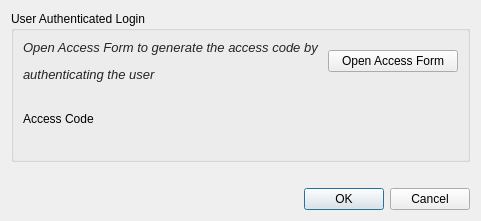
First picture: the form in src/pythonGui/karabogui/dialogs/ui/temp_session_dialog.ui, repository European-XFEL/Karabo, before the edit.
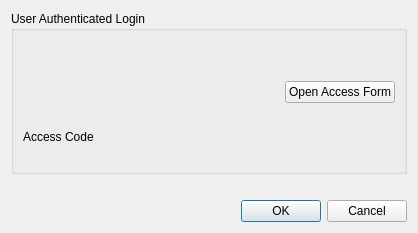
Second picture: the form after the edit.

Commit message: feat(GUI): User and AccessLevel info in the  Temp Session Dialog

Diff of the .ui file:
```diff
--- a/src/pythonGui/karabogui/dialogs/ui/temp_session_dialog.ui
+++ b/src/pythonGui/karabogui/dialogs/ui/temp_session_dialog.ui
@@ -6,8 +6,8 @@
    <rect>
     <x>0</x>
     <y>0</y>
-    <width>481</width>
-    <height>221</height>
+    <width>418</width>
+    <height>233</height>
    </rect>
   </property>
   <property name="windowTitle">
@@ -37,41 +37,47 @@
      <property name="title">
       <string>User Authenticated Login</string>
      </property>
-     <layout class="QGridLayout" name="gridLayout_4">
-      <item row="1" column="3">
+     <layout class="QGridLayout" name="gridLayout">
+      <property name="topMargin">
+       <number>16</number>
+      </property>
+      <property name="bottomMargin">
+       <number>6</number>
+      </property>
+      <property name="verticalSpacing">
+       <number>-1</number>
+      </property>
+      <item row="2" column="0">
+       <widget class="QLabel" name="label_access_code">
+        <property name="text">
+         <string>Access Code</string>
+        </property>
+       </widget>
+      </item>
+      <item row="2" column="1" colspan="2">
+       <layout class="QHBoxLayout" name="access_widget_layout">
+        <property name="rightMargin">
+         <number>10</number>
+        </property>
+       </layout>
+      </item>
+      <item row="2" column="3">
        <spacer name="horizontalSpacer_2">
         <property name="orientation">
          <enum>Qt::Horizontal</enum>
         </property>
+        <property name="sizeType">
+         <enum>QSizePolicy::Fixed</enum>
+        </property>
         <property name="sizeHint" stdset="0">
          <size>
-          <width>104</width>
+          <width>80</width>
           <height>20</height>
          </size>
         </property>
        </spacer>
       </item>
-      <item row="1" column="0">
-       <widget class="QLabel" name="label_access_code">
-        <property name="text">
-         <string>Access Code</string>
-        </property>
-       </widget>
-      </item>
-      <item row="0" column="2" colspan="2">
-       <widget class="QPushButton" name="authenticate_button">
-        <property name="toolTip">
-         <string> Open browser to generate the access code by authenticating the user</string>
-        </property>
-        <property name="text">
-         <string>Open Access Form</string>
-        </property>
-        <property name="autoDefault">
-         <bool>false</bool>
-        </property>
-       </widget>
-      </item>
-      <item row="0" column="0" colspan="2">
+      <item row="0" column="0" colspan="4">
        <widget class="QLabel" name="info_label">
         <property name="enabled">
          <bool>true</bool>
@@ -92,19 +98,25 @@
          <string notr="true"/>
         </property>
         <property name="text">
-         <string>&lt;html&gt;&lt;head/&gt;&lt;body&gt;&lt;p&gt;&lt;span style=&quot; font-size:10pt; font-style:italic; color:#242424;&quot;&gt;Open Access Form to generate the access code by &lt;/span&gt;&lt;/p&gt;&lt;p&gt;&lt;span style=&quot; font-size:10pt; font-style:italic; color:#242424;&quot;&gt;authenticating the user&lt;/span&gt;&lt;/p&gt;&lt;/body&gt;&lt;/html&gt;</string>
+         <string>&lt;html&gt;&lt;head/&gt;&lt;body&gt;&lt;p&gt;&lt;br/&gt;&lt;/p&gt;&lt;/body&gt;&lt;/html&gt;</string>
         </property>
         <property name="textFormat">
          <enum>Qt::AutoText</enum>
         </property>
        </widget>
       </item>
-      <item row="1" column="1" colspan="2">
-       <layout class="QHBoxLayout" name="access_widget_layout">
-        <property name="rightMargin">
-         <number>10</number>
+      <item row="1" column="3">
+       <widget class="QPushButton" name="authenticate_button">
+        <property name="toolTip">
+         <string> Open browser to generate the access code by authenticating the user</string>
         </property>
-       </layout>
+        <property name="text">
+         <string>Open Access Form</string>
+        </property>
+        <property name="autoDefault">
+         <bool>false</bool>
+        </property>
+       </widget>
       </item>
      </layout>
     </widget>
```
The commit also changes 1 other file.
